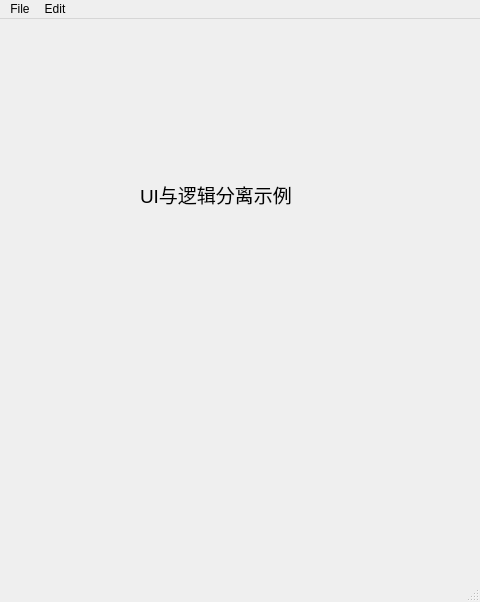
Qt form part8_定时器QTimer的使用/mainwindow.ui (xugaoxiang/learningPyQt5) before a commit.
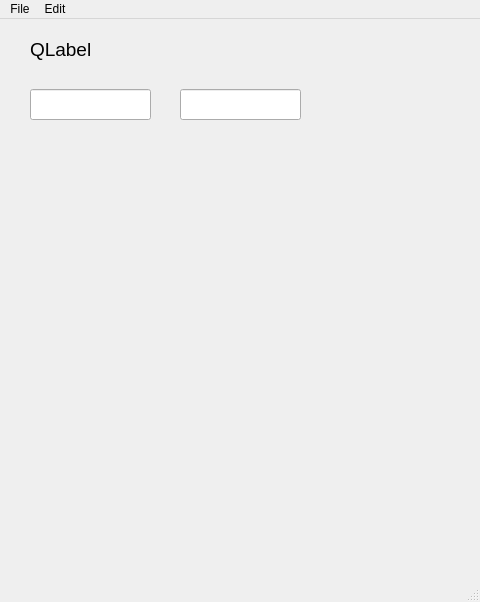
The same form after that commit.

What changed in the file:
```diff
--- a/part8_定时器QTimer的使用/mainwindow.ui
+++ b/part8_定时器QTimer的使用/mainwindow.ui
@@ -17,10 +17,10 @@
    <widget class="QLabel" name="label">
     <property name="geometry">
      <rect>
-      <x>140</x>
-      <y>140</y>
-      <width>151</width>
-      <height>71</height>
+      <x>30</x>
+      <y>10</y>
+      <width>71</width>
+      <height>41</height>
      </rect>
     </property>
     <property name="font">
@@ -29,7 +29,27 @@
      </font>
     </property>
     <property name="text">
-     <string>UI与逻辑分离示例</string>
+     <string>QLabel</string>
+    </property>
+   </widget>
+   <widget class="QLineEdit" name="lineEdit">
+    <property name="geometry">
+     <rect>
+      <x>30</x>
+      <y>70</y>
+      <width>121</width>
+      <height>31</height>
+     </rect>
+    </property>
+   </widget>
+   <widget class="QLineEdit" name="lineEdit_2">
+    <property name="geometry">
+     <rect>
+      <x>180</x>
+      <y>70</y>
+      <width>121</width>
+      <height>31</height>
+     </rect>
     </property>
    </widget>
   </widget>
```
Left out of the diff: 4 changed lines with no effect on the pictures.
